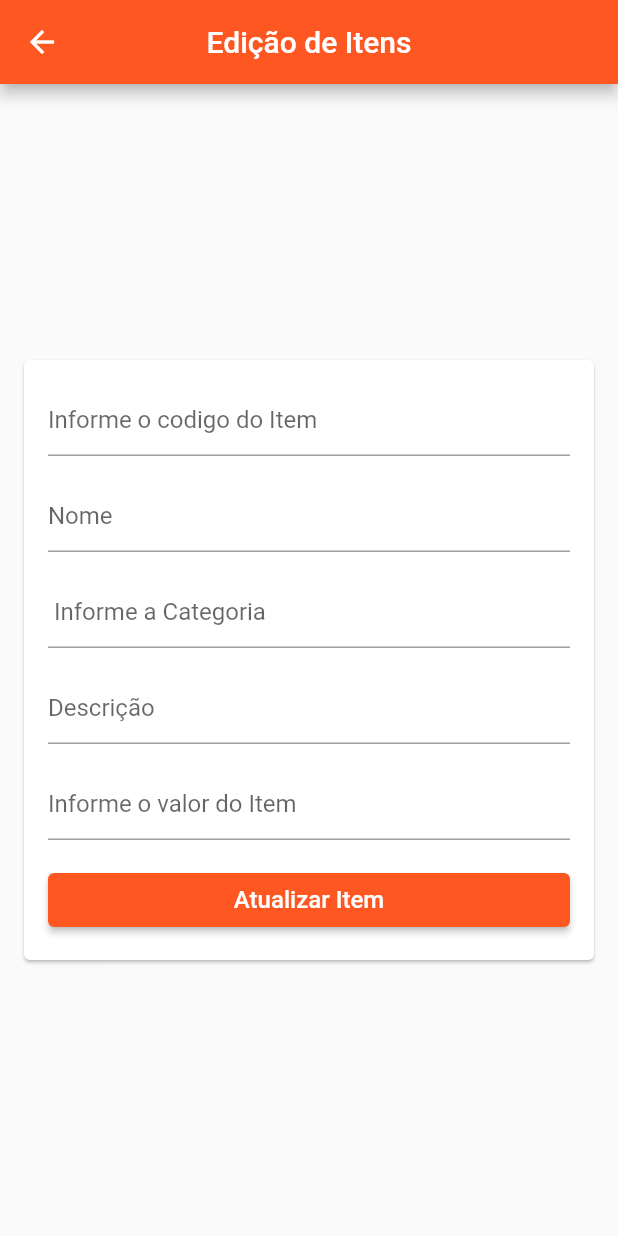
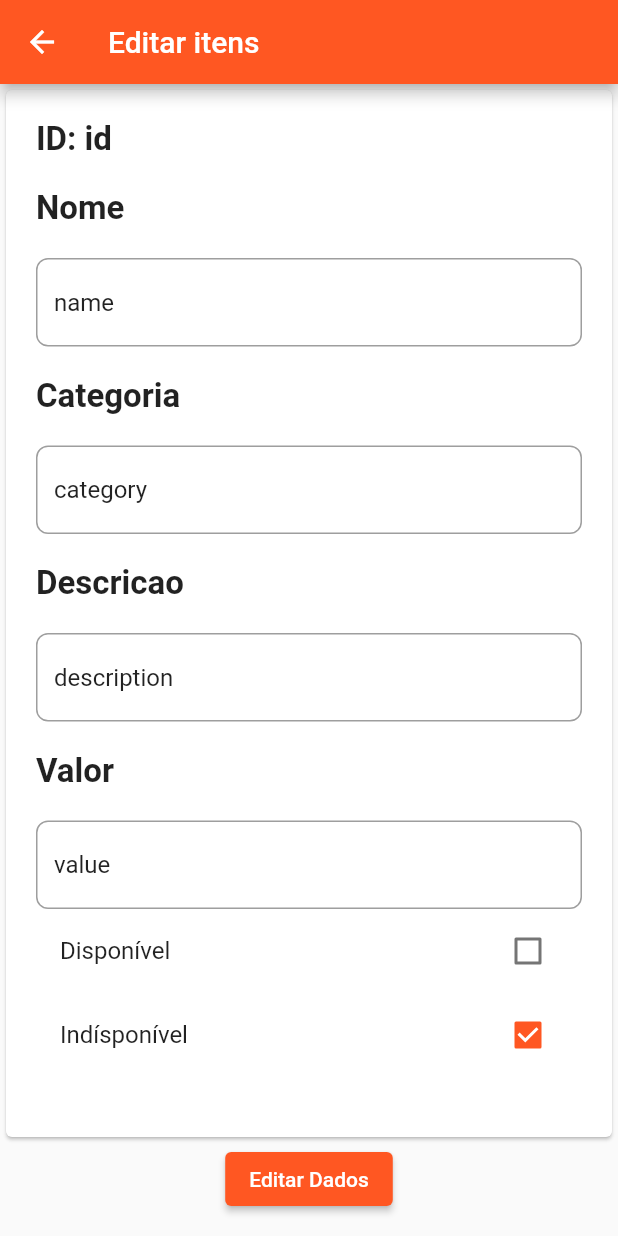
Before and after one commit to JoaoCarlosNogueira/ComandaDigital, a Flutter app: the ItemEditScreen screen opened by its route, on a phone screen of 412 x 824 dp. Run offline on Flutter 3.47's test engine with Material 2 defaults, Android fonts, the light colour scheme and no system bars; our stand-ins replace cloud_firestore, firebase_auth, firebase_core, fluttertoast, numberpicker; missing offline and left inert: easy_mask; accounts and stored records are empty.

Commit message:
Version 1 updated

```diff
--- a/comanda_digital/lib/Model/units/item.dart
+++ b/comanda_digital/lib/Model/units/item.dart
@@ -16,7 +16,8 @@ class Item {
   });
 
   Item.fromMap(Map<String, dynamic> map)
-      : name = map['name'],
+      : id = map['id'],
+        name = map['name'],
         description = map['description'],
         disponibility = map['disponibility'],
         category = map['category'],
@@ -24,6 +25,7 @@ class Item {
 
   Map<String, dynamic> toMap() {
     return {
+      'id': id,
       'name': name,
       'description': description,
       'disponibility': disponibility,
--- a/comanda_digital/lib/Model/units/request.dart
+++ b/comanda_digital/lib/Model/units/request.dart
@@ -1,7 +1,7 @@
 import 'package:comanda_digital/Model/units/item.dart';
 
 class Request {
-  late String id;
+  String? id;
   late Item item;
   late String quantity;
   late String subtotal;
--- /dev/null
+++ b/comanda_digital/lib/Screens/helpers/numberItemMask.dart
@@ -0,0 +1,7 @@
+import 'package:easy_mask/easy_mask.dart';
+
+TextInputMask NumberItemMask() {
+  return TextInputMask(
+    mask: ['AAAAA'],
+  );
+}
--- a/comanda_digital/lib/Screens/itemEditScreen.dart
+++ b/comanda_digital/lib/Screens/itemEditScreen.dart
@@ -2,7 +2,7 @@ import 'package:comanda_digital/Model/units/item.dart';
 import 'package:comanda_digital/Model/units/itemservice.dart';
 import 'package:flutter/material.dart';
 
-class ItemEditScreen extends StatelessWidget {
+class ItemEditScreens extends StatelessWidget {
   final GlobalKey<FormState> formKey = GlobalKey<FormState>();
   final GlobalKey<ScaffoldState> scaffoldKey = GlobalKey<ScaffoldState>();
   Item item = Item(
@@ -14,7 +14,7 @@ class ItemEditScreen extends StatelessWidget {
     disponibility: '',
   );
 
-  ItemEditScreen({Key? key}) : super(key: key);
+  ItemEditScreens({Key? key}) : super(key: key);
   @override
   Widget build(BuildContext context) {
     return Scaffold(
@@ -34,7 +34,8 @@ class ItemEditScreen extends StatelessWidget {
                       children: <Widget>[
                         TextFormField(
                           decoration: const InputDecoration(
-                              hintText: 'Informe o codigo do Item'),
+                              border: OutlineInputBorder(),
+                              labelText: 'Código'),
                           validator: (id) {
                             if (id!.isEmpty) {
                               return 'Campo obrigatorio!!!';
@@ -47,7 +48,8 @@ class ItemEditScreen extends StatelessWidget {
                           height: 16,
                         ),
                         TextFormField(
-                          decoration: const InputDecoration(hintText: 'Nome '),
+                          decoration: const InputDecoration(
+                              border: OutlineInputBorder(), labelText: 'Nome'),
                           validator: (name) {
                             if (name!.isEmpty) {
                               return 'Campo obrigatorio';
@@ -64,7 +66,8 @@ class ItemEditScreen extends StatelessWidget {
                         ),
                         TextFormField(
                           decoration: const InputDecoration(
-                              hintText: ' Informe a Categoria'),
+                              border: OutlineInputBorder(),
+                              labelText: 'Categoria'),
                           obscureText: false,
                           validator: (category) {
                             if (category!.isEmpty) {
@@ -80,8 +83,9 @@ class ItemEditScreen extends StatelessWidget {
                           height: 16,
                         ),
                         TextFormField(
-                          decoration:
-                              const InputDecoration(hintText: 'Descrição'),
+                          decoration: const InputDecoration(
+                              border: OutlineInputBorder(),
+                              labelText: 'Descricão'),
                           keyboardType: TextInputType.text,
                           validator: (description) {
                             if (description!.isEmpty) {
@@ -99,7 +103,7 @@ class ItemEditScreen extends StatelessWidget {
                         ),
                         TextFormField(
                           decoration: const InputDecoration(
-                              hintText: 'Informe o valor do Item'),
+                              border: OutlineInputBorder(), labelText: 'Valor'),
                           obscureText: true,
                           validator: (value) {
                             if (value!.isEmpty) {
--- /dev/null
+++ b/comanda_digital/lib/Screens/itemEdit_screen.dart
@@ -0,0 +1,250 @@
+import 'package:comanda_digital/Model/units/item.dart';
+import 'package:comanda_digital/Model/units/itemservice.dart';
+import 'package:comanda_digital/Screens/helpers/numberItemMask.dart';
+import 'package:easy_mask/easy_mask.dart';
+
+import 'package:flutter/material.dart';
+import 'package:fluttertoast/fluttertoast.dart';
+
+class ItemEditScreen extends StatefulWidget {
+  final Item item;
+
+  const ItemEditScreen({required this.item, Key? key}) : super(key: key);
+  @override
+  @override
+  State<ItemEditScreen> createState() => _itemEditScreen();
+}
+
+bool isChecked = false;
+bool noChecked = true;
+
+class _itemEditScreen extends State<ItemEditScreen> {
+  var idController = TextEditingController();
+  var nameController = TextEditingController();
+  var categoryController = TextEditingController();
+  var descriptionController = TextEditingController();
+  var valueController = TextEditingController();
+  var disponibilityController = TextEditingController();
+  late final TextInputMask _numberItemMask;
+  @override
+  void initState() {
+    super.initState();
+    idController.text = widget.item.id;
+    nameController.text = widget.item.name;
+    categoryController.text = widget.item.category;
+    descriptionController.text = widget.item.description;
+    valueController.text = widget.item.value;
+    disponibilityController.text = widget.item.disponibility;
+    _numberItemMask = NumberItemMask();
+  }
+
+  final _formKey = GlobalKey<FormState>();
+
+  Item item = Item(
+    id: '',
+    name: '',
+    category: '',
+    description: '',
+    value: '',
+    disponibility: '',
+  );
+
+  @override
+  Widget build(BuildContext context) {
+    return Scaffold(
+      appBar: AppBar(
+        title: const Text("Editar itens"),
+      ),
+      body: SingleChildScrollView(
+        child: Form(
+          key: _formKey,
+          child: Column(
+            children: [
+              Card(
+                child: Padding(
+                  padding: const EdgeInsets.all(20),
+                  child: Column(
+                    children: [
+                      Text(
+                        "ID: ${widget.item.id}",
+                        style: const TextStyle(
+                          fontSize: 22,
+                          fontWeight: FontWeight.bold,
+                        ),
+                      ),
+                      const SizedBox(
+                        height: 20,
+                      ),
+                      const Text(
+                        'Nome',
+                        style: TextStyle(
+                          fontSize: 22,
+                          fontWeight: FontWeight.bold,
+                        ),
+                      ),
+                      const SizedBox(
+                        height: 20,
+                      ),
+                      TextFormField(
+                        keyboardType: TextInputType.name,
+                        controller: nameController,
+                        validator: (value) {
+                          if (value == null || value.isEmpty) {
+                            return 'Por favor, entre com o nome';
+                          }
+                          return null;
+                        },
+                        decoration: InputDecoration(
+                          border: OutlineInputBorder(
+                            borderRadius: BorderRadius.circular(8.0),
+                          ),
+                        ),
+                      ),
+                      const SizedBox(
+                        height: 20,
+                      ),
+                      const Text(
+                        'Categoria',
+                        style: TextStyle(
+                          fontSize: 22,
+                          fontWeight: FontWeight.bold,
+                        ),
+                      ),
+                      const SizedBox(
+                        height: 20,
+                      ),
+                      TextFormField(
+                        keyboardType: TextInputType.name,
+                        controller: categoryController,
+                        validator: (value) {
+                          if (value == null || value.isEmpty) {
+                            return 'Por favor, entre com a descrição';
+                          }
+                          return null;
+                        },
+                        decoration: InputDecoration(
+                          border: OutlineInputBorder(
+                            borderRadius: BorderRadius.circular(8.0),
+                          ),
+                        ),
+                      ),
+                      const SizedBox(
+                        height: 20,
+                      ),
+                      const Text(
+                        'Descricao',
+                        style: TextStyle(
+                          fontSize: 22,
+                          fontWeight: FontWeight.bold,
+                        ),
+                      ),
+                      const SizedBox(
+                        height: 20,
+                      ),
+                      TextFormField(
+                        keyboardType: TextInputType.phone,
+                        controller: descriptionController,
+                        validator: (value) {
+                          if (value == null || value.isEmpty) {
+                            return 'Por favor, entre com a descrição';
+                          }
+                          return null;
+                        },
+                        decoration: InputDecoration(
+                          border: OutlineInputBorder(
+                            borderRadius: BorderRadius.circular(8.0),
+                          ),
+                        ),
+                      ),
+                      const SizedBox(
+                        height: 20,
+                      ),
+                      const Text(
+                        'Valor',
+                        style: TextStyle(
+                          fontSize: 22,
+                          fontWeight: FontWeight.bold,
+                        ),
+                      ),
+                      const SizedBox(
+                        height: 20,
+                      ),
+                      TextFormField(
+                        keyboardType: TextInputType.phone,
+                        controller: valueController,
+                        validator: (value) {
+                          if (value == null || value.isEmpty) {
+                            return 'Por favor, entre com o valor';
+                          }
+                          return null;
+                        },
+                        decoration: InputDecoration(
+                          border: OutlineInputBorder(
+                            borderRadius: BorderRadius.circular(8.0),
+                          ),
+                        ),
+                      ),
+                      CheckboxListTile(
+                        title: const Text("Disponível"),
+                        checkColor: Colors.white,
+                        value: isChecked,
+                        onChanged: (bool? value) {
+                          setState(() {
+                            isChecked = value!;
+                            item.disponibility = 'Indisponível';
+                          });
+                        },
+                      ),
+                      CheckboxListTile(
+                        title: const Text("Indísponível"),
+                        checkColor: Colors.white,
+                        value: noChecked,
+                        onChanged: (bool? value) {
+                          setState(() {
+                            noChecked = value!;
+                            item.disponibility = 'Indisponível';
+                          });
+                        },
+                      ),
+                      const SizedBox(
+                        height: 20,
+                      ),
+                    ],
+                    crossAxisAlignment: CrossAxisAlignment.start,
+                  ),
+                ),
+              ),
+              Center(
+                child: ElevatedButton(
+                  onPressed: () {
+                    if (_formKey.currentState!.validate()) {
+                      ItemService service = ItemService();
+                      Item item = Item(
+                        id: widget.item.id,
+                        name: widget.item.name,
+                        category: widget.item.category,
+                        description: widget.item.description,
+                        disponibility: widget.item.disponibility,
+                        value: widget.item.value,
+                      );
+
+                      service.updateItem(item);
+                      Navigator.of(context).pop();
+                      Fluttertoast.showToast(
+                        msg: "Dados alterados com sucesso!",
+                        toastLength: Toast.LENGTH_SHORT,
+                        gravity: ToastGravity.BOTTOM,
+                        backgroundColor: const Color(0x55111100),
+                      );
+                    }
+                  },
+                  child: const Text("Editar Dados"),
+                ),
+              ),
+            ],
+          ),
+        ),
+      ),
+    );
+  }
+}
--- a/comanda_digital/lib/Screens/items_list_screen.dart
+++ b/comanda_digital/lib/Screens/items_list_screen.dart
@@ -1,19 +1,15 @@
 import 'package:cloud_firestore/cloud_firestore.dart';
 import 'package:comanda_digital/Model/units/item.dart';
 import 'package:comanda_digital/Model/units/itemservice.dart';
+import 'package:comanda_digital/Screens/itemEdit_screen.dart';
 import 'package:flutter/material.dart';
 
 class ItemslistScreen extends StatelessWidget {
+  const ItemslistScreen({Key? key}) : super(key: key);
+
   @override
   Widget build(BuildContext context) {
     ItemService ownerServices = ItemService();
-    Item item = Item(
-        id: 'id',
-        name: 'name',
-        category: 'category',
-        value: 'value',
-        description: '',
-        disponibility: '');
     return Material(
       child: StreamBuilder<QuerySnapshot>(
         stream: ownerServices.getItems(),
@@ -22,14 +18,37 @@ class ItemslistScreen extends StatelessWidget {
             List<DocumentSnapshot> docSnap = snapshot.data!.docs;
             return ListView.separated(
               itemBuilder: (context, index) {
+                var item = Item(
+                    id: (docSnap[index].id),
+                    name: (docSnap[index].get('name')),
+                    category: (docSnap[index].get('category')),
+                    description: (docSnap[index].get('description')),
+                    value: (docSnap[index].get('value')),
+                    disponibility: (docSnap[index].get('disponibility')));
                 return Card(
-                  child: Column(children: [
-                    Text(docSnap[index].id),
-                    Text(docSnap[index].get('name')),
-                    Text(docSnap[index].get('description')),
-                    Text(docSnap[index].get('category')),
-                    Text(docSnap[index].get('value')),
-                  ]),
+                  child: Column(
+                    children: [
+                      Text(item.id),
+                      Text(item.name),
+                      Text(item.description),
+                      Text(item.category),
+                      Text(item.value),
+                      Text(item.disponibility),
+                      ElevatedButton(
+                        onPressed: () {
+                          Navigator.of(context).push(MaterialPageRoute(
+                              builder: (context) =>
+                                  ItemEditScreen(item: item)));
+                        },
+                        child: const Text(
+                          'Editar Itens',
+                          style: TextStyle(
+                            fontSize: 16,
+                          ),
+                        ),
+                      ),
+                    ],
+                  ),
                 );
               },
               separatorBuilder: (context, index) {
--- a/comanda_digital/lib/Screens/login/login_screen.dart
+++ b/comanda_digital/lib/Screens/login/login_screen.dart
@@ -14,9 +14,9 @@ class LoginScreen extends StatelessWidget {
     return Material(
         child: Column(
       children: [
-        Padding(
-          padding: const EdgeInsets.all(80.0),
-          child: const Image(
+        const Padding(
+          padding: EdgeInsets.all(80.0),
+          child: Image(
               width: 980,
               height: 215,
               image: AssetImage('assets/images/test.jpg')),
--- a/comanda_digital/lib/item_delete_screen.dart
+++ b/comanda_digital/lib/item_delete_screen.dart
@@ -67,7 +67,7 @@ class ItemDeleteScreen extends StatelessWidget {
                       }
                     },
                     child: const Text(
-                      'Adicionar Item',
+                      'Remover Item',
                       style: TextStyle(
                         fontSize: 16,
                       ),
--- a/comanda_digital/lib/main.dart
+++ b/comanda_digital/lib/main.dart
@@ -5,12 +5,14 @@ import 'package:comanda_digital/Screens/adicionarPedido.dart';
 import 'package:comanda_digital/Screens/getrequest.dart';
 import 'package:comanda_digital/Screens/itemAdddScreen.dart';
 import 'package:comanda_digital/Screens/itemEditScreen.dart';
+import 'package:comanda_digital/Screens/itemEdit_screen.dart';
 import 'package:comanda_digital/Screens/items_list_screen.dart';
 import 'package:comanda_digital/Screens/login/EmployeeListScreen.dart';
 import 'package:comanda_digital/home/home_screen.dart';
 import 'package:comanda_digital/item_delete_screen.dart';
 import 'package:firebase_core/firebase_core.dart';
 import 'package:flutter/material.dart';
+import 'Model/units/item.dart';
 import 'Screens/login/login_screen.dart';
 
 void main() async {
@@ -35,8 +37,16 @@ class MyApp extends StatelessWidget {
         '/home': (context) => const HomeScreen(),
         '/login': (context) => LoginScreen(),
         '/additem': (context) => ItemAddScreen(),
-        '/editItem': (context) => ItemEditScreen(),
-        '/getitens': (context) => ItemslistScreen(),
+        '/editItem': (context) => ItemEditScreen(
+              item: Item(
+                  id: "id",
+                  name: 'name',
+                  category: 'category',
+                  description: 'description',
+                  value: 'value',
+                  disponibility: 'disponibility'),
+            ),
+        '/getitens': (context) => const ItemslistScreen(),
         '/listUsers': (context) => const EmployeeListScreen(),
         '/addcomanda': (context) => RestaurantCommandAddScreen(),
         '/getcomanda': (context) => CommandListScreen(),
--- a/comanda_digital/pubspec.yaml
+++ b/comanda_digital/pubspec.yaml
@@ -31,8 +31,11 @@ dependencies:
   cupertino_icons: ^1.0.2
   firebase_core: ^1.13.1
   firebase_auth: ^3.3.16
+  fluttertoast: ^8.0.9
+  numberpicker: ^2.1.1
   flutter:
     sdk: flutter
+  easy_mask: ^2.0.1
 
 
 dev_dependencies:
```
Also changed, not shown: comanda_digital/lib/Model/units/restaurant_command.dart (+5 -11 lines), comanda_digital/lib/RestaurantCommandListScreen.dart (+49 -40 lines), comanda_digital/lib/Screens/RequestAddScreen.dart (+11 -13 lines), comanda_digital/lib/Screens/RestaurantCommandAddScreen.dart (+45 -21 lines), comanda_digital/lib/Screens/adicionarPedido.dart (+7 -4 lines), comanda_digital/lib/Screens/dashboard/dashboard_screen.dart (+1 -33 lines), comanda_digital/lib/Screens/getrequest.dart (+6 -6 lines), comanda_digital/lib/Screens/helpers/dateInputMask.dart (added, +7 -0 lines), comanda_digital/lib/Screens/itemAdddScreen.dart (+41 -38 lines), comanda_digital/pubspec.lock.
